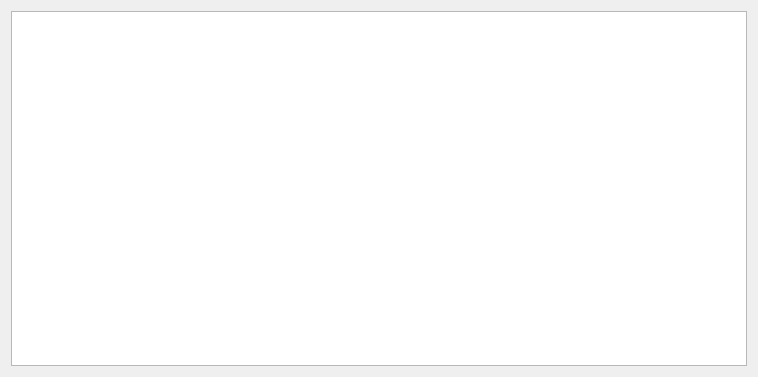
Qt form textViewer.ui (ivareske/Playlist-Generator) before a commit.
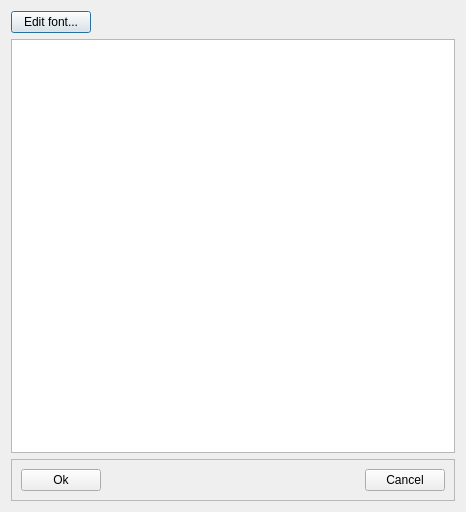
The same form after that commit.

Commit message: ID3v2 frames and APE items can now be used in script. Works. APE not tested

```diff
--- a/textViewer.ui
+++ b/textViewer.ui
@@ -6,15 +6,35 @@
    <rect>
     <x>0</x>
     <y>0</y>
-    <width>758</width>
-    <height>377</height>
+    <width>466</width>
+    <height>512</height>
    </rect>
   </property>
   <property name="windowTitle">
    <string>Log for playlist generation</string>
   </property>
-  <layout class="QGridLayout" name="gridLayout">
+  <layout class="QGridLayout" name="gridLayout_2">
    <item row="0" column="0">
+    <widget class="QPushButton" name="editFontButton">
+     <property name="text">
+      <string>Edit font...</string>
+     </property>
+    </widget>
+   </item>
+   <item row="0" column="1">
+    <widget class="QLabel" name="label_">
+     <property name="sizePolicy">
+      <sizepolicy hsizetype="Preferred" vsizetype="Preferred">
+       <horstretch>1</horstretch>
+       <verstretch>0</verstretch>
+      </sizepolicy>
+     </property>
+     <property name="text">
+      <string/>
+     </property>
+    </widget>
+   </item>
+   <item row="1" column="0" colspan="2">
     <widget class="QTextEdit" name="textEdit">
      <property name="font">
       <font>
@@ -33,6 +53,45 @@
      </property>
     </widget>
    </item>
+   <item row="2" column="0" colspan="2">
+    <widget class="QFrame" name="frame">
+     <property name="frameShape">
+      <enum>QFrame::StyledPanel</enum>
+     </property>
+     <property name="frameShadow">
+      <enum>QFrame::Raised</enum>
+     </property>
+     <layout class="QGridLayout" name="gridLayout">
+      <item row="0" column="0">
+       <widget class="QPushButton" name="okButton">
+        <property name="text">
+         <string>Ok</string>
+        </property>
+       </widget>
+      </item>
+      <item row="0" column="1">
+       <spacer name="horizontalSpacer">
+        <property name="orientation">
+         <enum>Qt::Horizontal</enum>
+        </property>
+        <property name="sizeHint" stdset="0">
+         <size>
+          <width>40</width>
+          <height>20</height>
+         </size>
+        </property>
+       </spacer>
+      </item>
+      <item row="0" column="2">
+       <widget class="QPushButton" name="cancelButton">
+        <property name="text">
+         <string>Cancel</string>
+        </property>
+       </widget>
+      </item>
+     </layout>
+    </widget>
+   </item>
   </layout>
  </widget>
  <resources/>
```
The commit also changes 18 other files.
